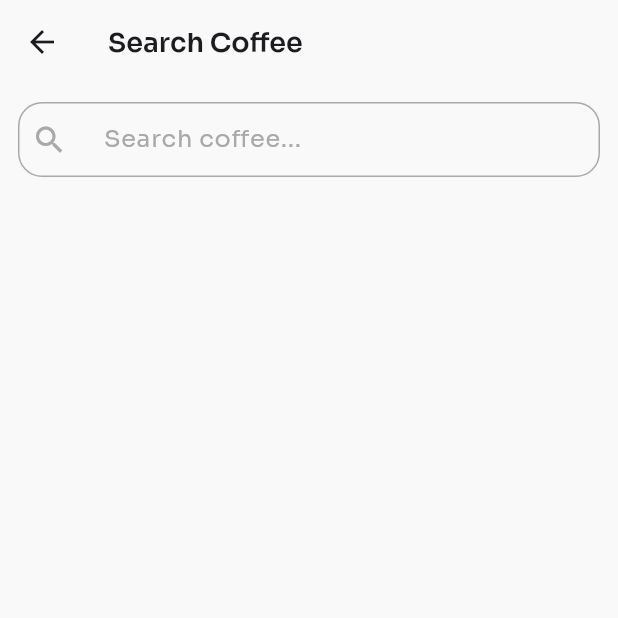
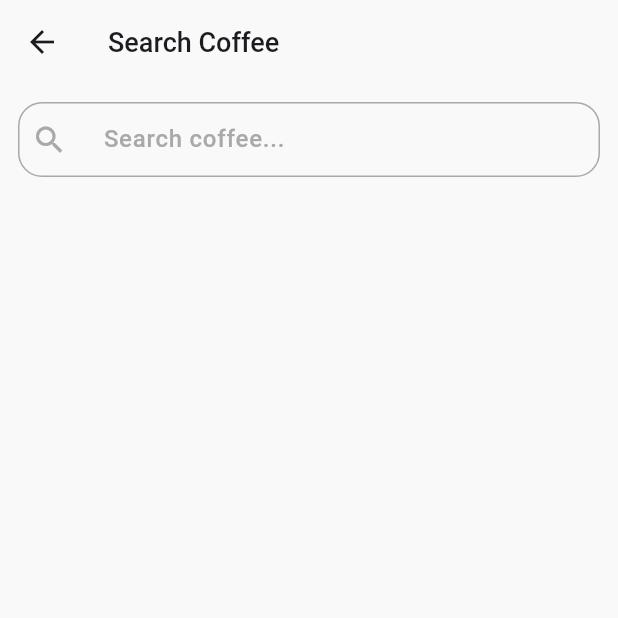
Before and after one commit to gizemgizg/flutter_tdd_structure, a Flutter app: the ProductSearchView screen opened directly with empty values, on a phone screen of 412 x 824 dp, the top half of it. Run offline on Flutter 3.47's test engine with Material 3 defaults, Android fonts, the phone set to English and light mode, and no system bars; our stand-ins replace dio, equatable, flutter_bloc, flutter_dotenv, flutter_screenutil, freezed_annotation and 3 more; network calls fail.

Commit message:
ADD: app theme

```diff
--- /dev/null
+++ b/lib/core/init/theme/app_dark_theme.dart
@@ -0,0 +1,27 @@
+import 'package:flutter/material.dart';
+import 'package:flutter_tdd_structure/core/init/theme/app_theme.dart';
+import 'package:flutter_tdd_structure/core/presentation/app_colors.dart';
+
+class AppDarkTheme extends AppTheme {
+  ThemeData get getTheme {
+    return ThemeData.dark().copyWith(
+      canvasColor: AppColors.white,
+      brightness: Brightness.dark,
+      //colorScheme: colorScheme(),
+      //appBarTheme: appBarTheme(),
+    );
+  }
+
+  /* @override
+  ColorScheme colorScheme() {
+    return const ColorScheme(
+      brightness: Brightness.dark,
+
+    );
+  }
+
+  @override
+  AppBarTheme appBarTheme() {
+    return const AppBarTheme(surfaceTintColor: Colors.white);
+  }*/
+}
--- /dev/null
+++ b/lib/core/init/theme/app_light_theme.dart
@@ -0,0 +1,27 @@
+import 'package:flutter/material.dart';
+import 'package:flutter_tdd_structure/core/init/theme/app_theme.dart';
+import 'package:flutter_tdd_structure/core/presentation/app_colors.dart';
+
+class AppLightTheme extends AppTheme {
+  ThemeData get getTheme {
+    return ThemeData.light().copyWith(
+      canvasColor: AppColors.black,
+      brightness: Brightness.light,
+      // colorScheme: colorScheme(),
+      // appBarTheme: appBarTheme(),
+    );
+  }
+/*
+  @override
+  ColorScheme colorScheme() {
+    return const ColorScheme(
+      brightness: Brightness.light,
+      primary: AppColors.white,
+    );
+  }
+
+  @override
+  AppBarTheme appBarTheme() {
+    return const AppBarTheme(surfaceTintColor: Colors.white);
+  }*/
+}
--- /dev/null
+++ b/lib/core/init/theme/app_theme.dart
@@ -0,0 +1,7 @@
+import 'package:flutter/material.dart';
+
+abstract class AppTheme {
+  ThemeData get themeData => ThemeData();
+ // ColorScheme colorScheme();
+ // AppBarTheme appBarTheme();
+}
```
Also changed, not shown: lib/main.dart (+4 -6 lines).
